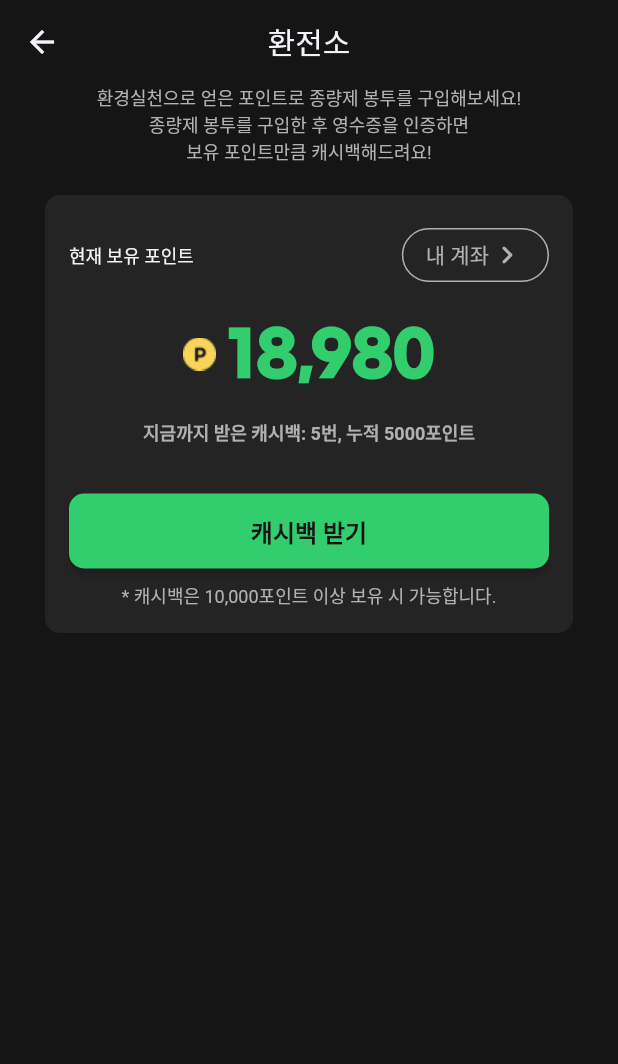
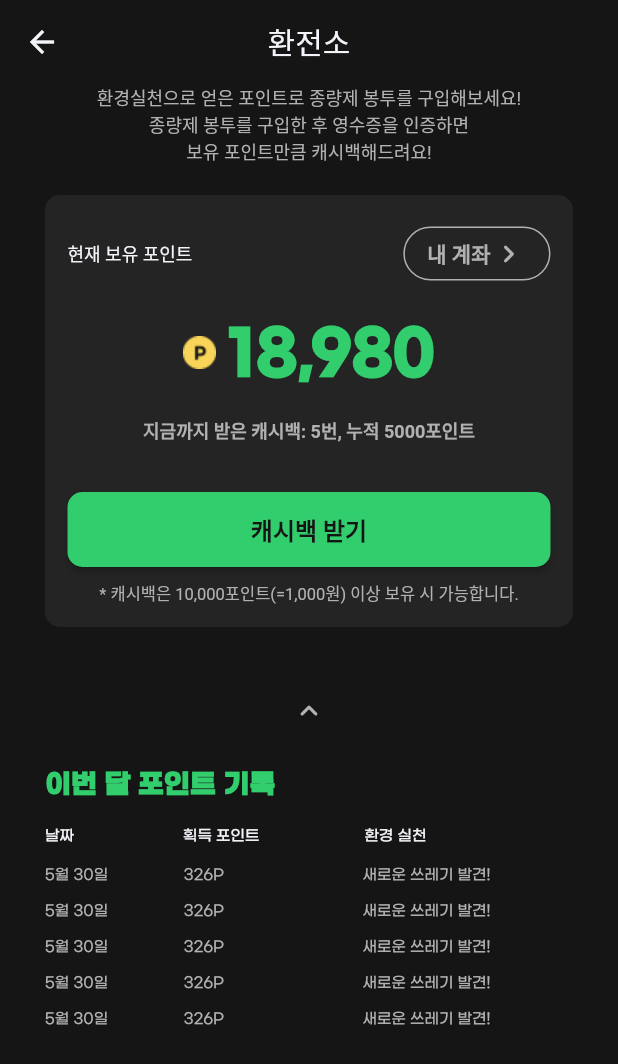
Before and after one commit to haram22/sessakthon, a Flutter app: the screen it shows after launch, after a tap on "환전소", on a phone screen of 412 x 824 dp. Shown: the top 1064 px of the screen. Run offline on Flutter 3.47's test engine with Material 2 defaults, Android fonts, the phone set to English and light mode, and no system bars; our stand-ins replace flutter_cache_manager, flutter_screenutil; missing offline and left inert: async_wallpaper, screen_state; network calls fail; Roboto replaces fonts that are missing (Main); project files that could hold a hidden picture were left out.

Commit message:
Complete Monthly Reward

```diff
--- a/lib/View/reward/dashBoard.dart
+++ b/lib/View/reward/dashBoard.dart
@@ -13,8 +13,6 @@ class DashBoardPage extends StatefulWidget {
 class _DashBoardPageState extends State<DashBoardPage> {
   @override
   Widget build(BuildContext context) {
-    bool trigger = false;
-
     return Scaffold(
       backgroundColor: mainColor_black,
       appBar: AppBar(
@@ -27,6 +25,7 @@ class _DashBoardPageState extends State<DashBoardPage> {
       body: Padding(
         padding: const EdgeInsets.symmetric(horizontal: 30),
         child: Column(
+          crossAxisAlignment: CrossAxisAlignment.start,
           children: [
             Center(
               child: Text(
@@ -37,7 +36,7 @@ class _DashBoardPageState extends State<DashBoardPage> {
             ),
             const SizedBox(height: 20),
             Container(
-              padding: const EdgeInsets.all(16),
+              padding: const EdgeInsets.all(15),
               decoration: BoxDecoration(
                 borderRadius: BorderRadius.circular(10),
                 color: navigation_background,
@@ -62,7 +61,13 @@ class _DashBoardPageState extends State<DashBoardPage> {
                         child: const Row(
                           mainAxisAlignment: MainAxisAlignment.spaceEvenly,
                           children: [
-                            Text("내 계좌"),
+                            Text(
+                              "내 계좌",
+                              style: TextStyle(
+                                fontWeight: FontWeight.bold,
+                                fontFamily: 'Main',
+                              ),
+                            ),
                             Icon(Icons.keyboard_arrow_right_rounded),
                           ],
                         ),
@@ -94,26 +99,11 @@ class _DashBoardPageState extends State<DashBoardPage> {
                   const SizedBox(height: 32),
                   ElevatedButton(
                     onPressed: () {},
-                    onHover: (bool isHovered) {
-                      if (isHovered) {
-                        // 버튼에 마우스가 hover되었을 때 수행할 동작
-                        setState(() {
-                          trigger = true;
-                        });
-                      } else {
-                        // 버튼에서 마우스 hover가 해제되었을 때 수행할 동작
-                        setState(() {
-                          trigger = false;
-                        });
-                      }
-                    },
                     style: ElevatedButton.styleFrom(
                       backgroundColor: mainColor_green,
                       shape: RoundedRectangleBorder(
                           borderRadius: BorderRadius.circular(10)),
                     ),
-                    child: Tooltip(
-                      message: "10포인트 = 1원",
                     child: Row(
                       mainAxisAlignment: MainAxisAlignment.center,
                       children: [
@@ -127,16 +117,37 @@ class _DashBoardPageState extends State<DashBoardPage> {
                       ],
                     ),
                   ),
+                  const SizedBox(height: 9),
+                  const Text(
+                    "* 캐시백은 10,000포인트(=1,000원) 이상 보유 시 가능합니다.",
+                    style: TextStyle(
+                      color: gray_300,
+                      fontSize: 11,
+                      fontWeight: FontWeight.normal,
+                      fontFamily: 'Main',
                     ),
-                  const SizedBox(height: 9),
-                  Text(
-                    "* 캐시백은 10,000포인트 이상 보유 시 가능합니다.",
-                    style: subtitle1(color: gray_300),
                   ),
                 ],
               ),
             ),
-            const SizedBox(height: 22),
+            const SizedBox(height: 32),
+            Center(
+              child: IconButton(
+                onPressed: () => Navigator.push(
+                  context,
+                  ModalBottomSheetRoute(
+                    builder: (context) => const EntireMonthlyReward(),
+                    isScrollControlled: true,
+                    useSafeArea: true,
+                  ),
+                ),
+                icon: const Icon(
+                  Icons.keyboard_arrow_up_rounded,
+                  color: gray_300,
+                ),
+              ),
+            ),
+            const SizedBox(height: 16),
             const MonthlyReward(),
           ],
         ),
@@ -144,3 +155,30 @@ class _DashBoardPageState extends State<DashBoardPage> {
     );
   }
 }
+
+class ChatBubble extends StatelessWidget {
+  final String message;
+
+  const ChatBubble({super.key, required this.message});
+
+  @override
+  Widget build(BuildContext context) {
+    return Container(
+      margin: const EdgeInsets.symmetric(vertical: 4, horizontal: 8),
+      padding: const EdgeInsets.all(12),
+      decoration: BoxDecoration(
+        color: gray_600,
+        borderRadius: BorderRadius.circular(20),
+      ),
+      child: Text(
+        message,
+        style: const TextStyle(
+          fontSize: 10,
+          color: Colors.white,
+          fontWeight: FontWeight.w500,
+          fontFamily: "gmarket",
+        ),
+      ),
+    );
+  }
+}
--- a/lib/View/reward/monthlyReward.dart
+++ b/lib/View/reward/monthlyReward.dart
@@ -1,12 +1,132 @@
 import 'package:flutter/material.dart';
+import 'package:pj1/theme/colors.dart';
+import 'package:pj1/theme/textStyle.dart';
+
+List<Item> data = generateItems(30);
 
 class MonthlyReward extends StatelessWidget {
   const MonthlyReward({super.key});
 
   @override
   Widget build(BuildContext context) {
-    return Expanded(
-      child: ListView(),
+    return Column(
+      crossAxisAlignment: CrossAxisAlignment.start,
+      children: [
+        Text(
+          "이번 달 포인트 기록",
+          style: title1(color: mainColor_green),
+        ),
+        const SizedBox(height: 20),
+        const Text(
+          "날짜                          획득 포인트                         환경 실천",
+          style: TextStyle(
+            color: mainColor_white,
+            fontSize: 10,
+            fontFamily: "gmarket",
+          ),
+        ),
+        const SizedBox(height: 16),
+        for (int i = 0; i < 5; i++)
+          Column(
+            children: [
+              Text(
+                "${data[i].date}                  ${data[i].point}                                 ${data[i].action}",
+                style: const TextStyle(
+                  color: gray_300,
+                  fontSize: 10,
+                  fontFamily: "gmarket",
+                ),
+              ),
+              const SizedBox(height: 14),
+            ],
+          ),
+      ],
     );
   }
 }
+
+class Item {
+  Item({
+    required this.date,
+    required this.point,
+    required this.action,
+  });
+
+  String date;
+  String point;
+  String action;
+}
+
+List<Item> generateItems(int numberOfItems) {
+  return List<Item>.generate(numberOfItems, (int index) {
+    return Item(
+      date: '5월 30일',
+      point: '326P',
+      action: '새로운 쓰레기 발견!',
+    );
+  });
+}
+
+class EntireMonthlyReward extends StatelessWidget {
+  const EntireMonthlyReward({super.key});
+
+  @override
+  Widget build(BuildContext context) {
+    return Scaffold(
+      backgroundColor: mainColor_black,
+      appBar: AppBar(
+        leading: const SizedBox.shrink(),
+        title: IconButton(
+          onPressed: () => Navigator.pop(context),
+          icon: const Icon(Icons.keyboard_arrow_down_rounded),
+        ),
+        backgroundColor: mainColor_black,
+        foregroundColor: mainColor_white,
+        elevation: 0,
+        centerTitle: true,
+      ),
+      body: Padding(
+        padding: const EdgeInsets.symmetric(horizontal: 30),
+        child: SingleChildScrollView(
+          child: Column(
+            crossAxisAlignment: CrossAxisAlignment.start,
+            children: [
+              Text(
+                "이번 달 포인트 기록",
+                style: title1(color: mainColor_green),
+              ),
+              const SizedBox(height: 20),
+              const Text(
+                "날짜                          획득 포인트                         환경 실천",
+                style: TextStyle(
+                  color: mainColor_white,
+                  fontSize: 10,
+                  fontFamily: "gmarket",
+                ),
+              ),
+              const SizedBox(height: 16),
+              for (var item in data)
+                Column(
+                  children: [
+                    Column(
+                      children: [
+                        Text(
+                          "${item.date}                  ${item.point}                                 ${item.action}",
+                          style: const TextStyle(
+                            color: gray_300,
+                            fontSize: 10,
+                            fontFamily: "gmarket",
+                          ),
+                        ),
+                        const SizedBox(height: 14),
+                      ],
+                    ),
+                  ],
+                )
+            ],
+          ),
+        ),
+      ),
+    );
+  }
+}
```
Lines whose indentation alone changed are shown as unchanged.
